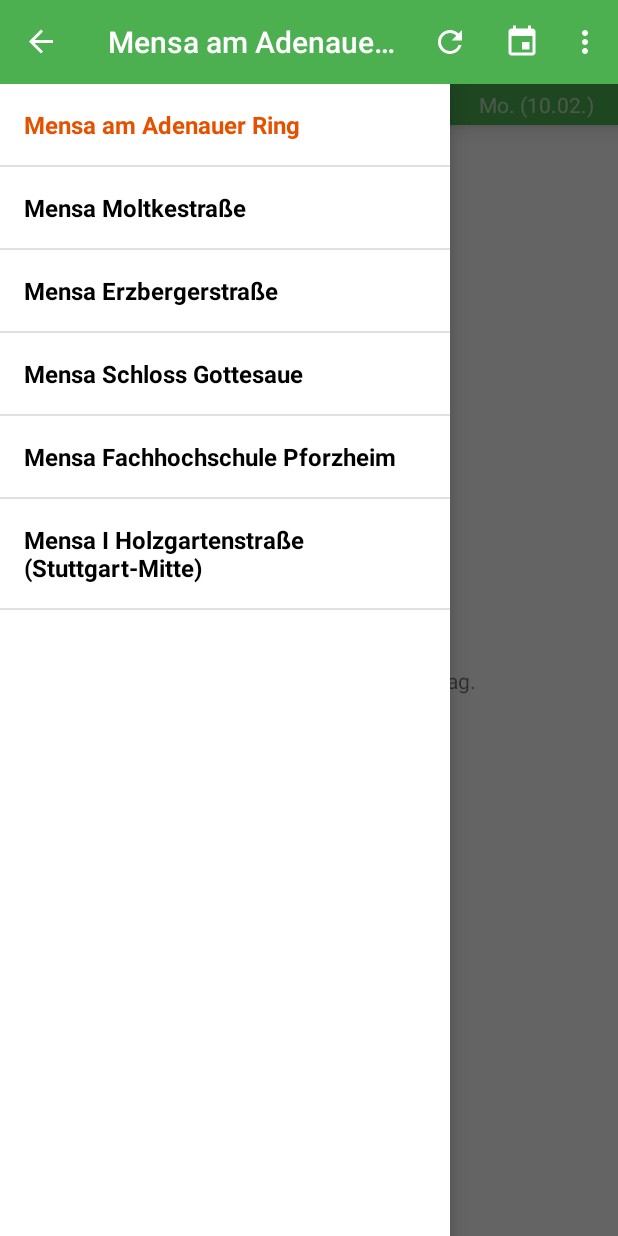
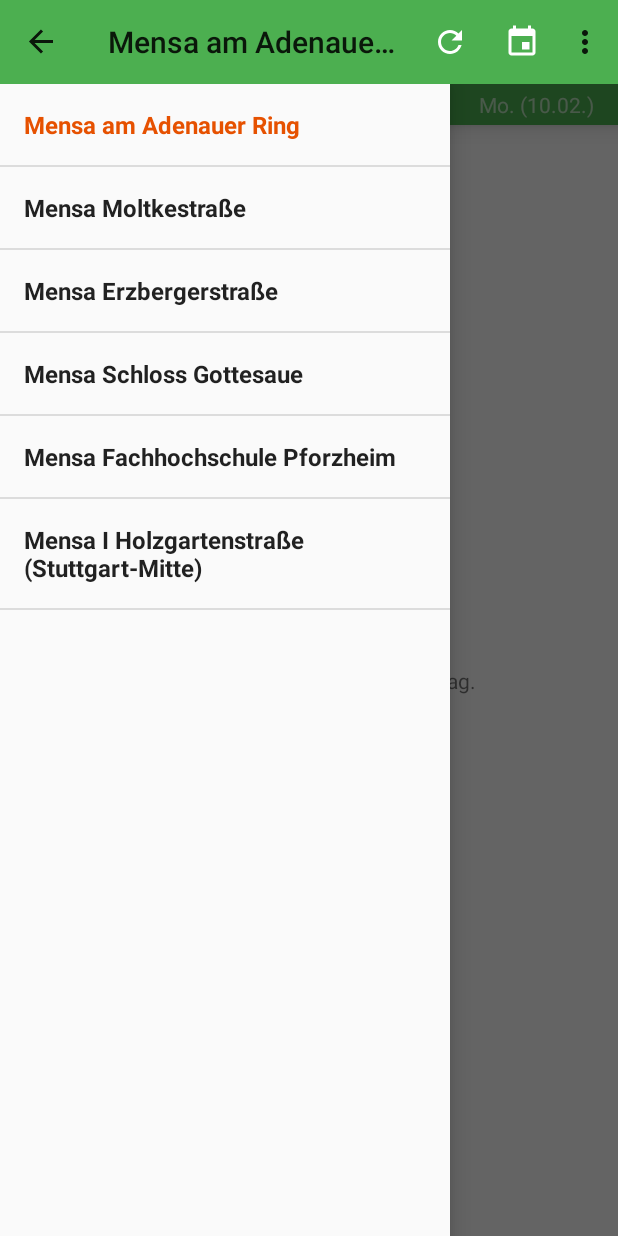
Before and after one commit to cypressious/KitMensaAndroid, an Android app: the screen it shows after launch (MainActivity), with the side drawer open, on a phone screen of 412 x 824 dp. Run offline under Robolectric (Android 15) with nearby library versions, the phone set to English and light mode, and no system bars; libraries missing offline, so code that uses them is left out: com.nineoldandroids.animation, com.nineoldandroids.view; network calls fail.

Commit message:
Add automatic dark theme

```diff
--- a/app/src/main/java/com/cypressworks/mensaplan/MensaWidgetService.java
+++ b/app/src/main/java/com/cypressworks/mensaplan/MensaWidgetService.java
@@ -101,7 +101,6 @@ public class MensaWidgetService extends RemoteViewsService {
             if (items.isEmpty()) {
                 rv = new RemoteViews(c.getPackageName(), android.R.layout.simple_list_item_1);
                 rv.setTextViewText(android.R.id.text1, c.getString(R.string.no_plan_header));
-                rv.setTextColor(android.R.id.text1, Color.BLACK);
             } else {
 
                 final Object object = items.get(position);
--- a/app/src/main/java/com/cypressworks/mensaplan/planmanager/MensaDropdownAdapter.java
+++ b/app/src/main/java/com/cypressworks/mensaplan/planmanager/MensaDropdownAdapter.java
@@ -2,8 +2,10 @@ package com.cypressworks.mensaplan.planmanager;
 
 import android.content.Context;
 import android.content.SharedPreferences;
-import android.graphics.Color;
+import android.content.res.Resources;
+import android.content.res.TypedArray;
 import android.preference.PreferenceManager;
+import android.util.TypedValue;
 import android.view.LayoutInflater;
 import android.view.View;
 import android.view.ViewGroup;
@@ -84,9 +86,12 @@ public class MensaDropdownAdapter extends BaseAdapter implements
         } else {
             tv = (TextView) LayoutInflater.from(context).inflate(layout, parent, false);
         }
-
         tv.setText(getName(position));
-        tv.setTextColor(position == selectedMensa ? accentColor : Color.BLACK);
+        if (position == selectedMensa) {
+            tv.setTextColor(accentColor);
+        } else {
+            tv.setTextColor(primaryTextColor());
+        }
 
         return tv;
     }
@@ -103,4 +108,16 @@ public class MensaDropdownAdapter extends BaseAdapter implements
             notifyDataSetChanged();
         }
     }
+
+    private int primaryTextColor() {
+        TypedValue typedValue = new TypedValue();
+        Resources.Theme theme = context.getTheme();
+        theme.resolveAttribute(android.R.attr.textColorPrimary, typedValue, true);
+        TypedArray arr =
+                context.obtainStyledAttributes(typedValue.data, new int[]{
+                        android.R.attr.textColorPrimary});
+        int primaryColor = arr.getColor(0, -1);
+        arr.recycle();
+        return primaryColor;
+    }
 }
--- a/app/src/main/res/layout/activity_notification_settings.xml
+++ b/app/src/main/res/layout/activity_notification_settings.xml
@@ -10,7 +10,6 @@
         android:layout_height="wrap_content"
         android:layout_width="match_parent"
         android:text="@string/enable_notifications"
-        android:textColor="#000000"
         android:paddingLeft="16dp"
         android:paddingRight="16dp"
         android:paddingTop="8dp"
@@ -41,7 +40,6 @@
             android:layout_height="wrap_content"
             android:text="@string/notification_start"
             android:textSize="14sp"
-            android:textColor="#000000"
             android:layout_marginRight="16dp" />
 
         <Button
@@ -57,7 +55,6 @@
             android:gravity="right"
             android:text="@string/notification_end"
             android:textSize="14sp"
-            android:textColor="#000000"
             android:layout_marginRight="16dp" />
 
         <Button
@@ -83,7 +80,6 @@
             android:layout_weight="1"
             android:text="@string/notification_radius"
             android:textSize="14sp"
-            android:textColor="#000000"
             android:layout_marginRight="16dp" />
 
         <Button
--- a/app/src/main/res/layout/list_item.xml
+++ b/app/src/main/res/layout/list_item.xml
@@ -26,6 +26,7 @@
 
             <TextView
                 android:id="@+id/textName"
+                android:textColor="?android:textColorPrimary"
                 android:layout_width="wrap_content"
                 android:layout_height="wrap_content"
                 android:layout_alignParentLeft="true"
@@ -34,7 +35,6 @@
                 android:ellipsize="none"
                 android:paddingLeft="16dp"
                 android:scrollHorizontally="false"
-                android:textColor="#000000"
                 android:textSize="16sp"
                 tools:text="a  a a aa a a a a a a aa  b b b" />
 
@@ -57,7 +57,6 @@
                 android:paddingLeft="@dimen/horizontal_padding"
                 android:paddingRight="16dp"
                 android:singleLine="true"
-                android:textColor="#555555"
                 android:textSize="16sp"
                 android:textStyle="italic"
                 tools:text="Price" />
@@ -74,9 +73,9 @@
                 android:id="@+id/textSubName"
                 android:layout_width="0dp"
                 android:layout_height="wrap_content"
+                android:textColor="?android:textColorSecondary"
                 android:layout_weight="1"
                 android:paddingLeft="16dp"
-                android:textColor="@color/dark_grey"
                 android:textSize="14sp"
                 tools:text="SubName" />
 
--- a/app/src/main/res/layout/main_new.xml
+++ b/app/src/main/res/layout/main_new.xml
@@ -28,7 +28,6 @@
                 android:paddingTop="4dp"
                 android:paddingRight="16dp"
                 android:paddingBottom="4dp"
-                android:textColor="#ffffff"
                 tools:targetApi="lollipop" />
         </androidx.viewpager.widget.ViewPager>
 
@@ -40,6 +39,6 @@
         android:layout_width="300dp"
         android:layout_height="match_parent"
         android:layout_gravity="left"
-        android:background="#ffffff"
+        android:background="?android:colorBackground"
         android:choiceMode="singleChoice" />
 </androidx.drawerlayout.widget.DrawerLayout>
--- a/app/src/main/res/layout/spinner_dropdown_item.xml
+++ b/app/src/main/res/layout/spinner_dropdown_item.xml
@@ -7,7 +7,6 @@
     android:ellipsize="end"
     android:singleLine="true"
     android:textAlignment="inherit"
-    android:textColor="#ffffff"
     android:paddingTop="4dp"
     android:paddingBottom="4dp"
     android:textSize="@dimen/ab_spinner_text_size" />
--- a/app/src/main/res/layout/spinner_title_item.xml
+++ b/app/src/main/res/layout/spinner_title_item.xml
@@ -7,6 +7,5 @@
     android:ellipsize="end"
     android:maxLines="2"
     android:textAlignment="inherit"
-    android:textColor="#ffffff"
     android:textSize="@dimen/ab_spinner_text_size"
     tools:ignore="SpUsage" />
--- a/app/src/main/res/layout/textview_drawer.xml
+++ b/app/src/main/res/layout/textview_drawer.xml
@@ -7,7 +7,6 @@
     android:paddingTop="16dp"
     android:paddingBottom="16dp"
     android:paddingLeft="16dp"
-    android:textColor="#000"
     android:textSize="16sp"
     android:textStyle="bold"
     tools:text="Mensa am Adenauer Ring"
--- a/app/src/main/res/layout/widget_layout.xml
+++ b/app/src/main/res/layout/widget_layout.xml
@@ -3,9 +3,8 @@
     xmlns:tools="http://schemas.android.com/tools"
     android:layout_width="match_parent"
     android:layout_height="match_parent"
-    android:background="#ffffffff"
+    android:background="?android:colorBackground"
     android:orientation="vertical"
-    android:padding="@dimen/widget_margin"
     tools:ignore="HardcodedText,Overdraw">
 
     <LinearLayout
@@ -41,7 +40,6 @@
                 android:singleLine="true"
                 android:text="Mensa am Adenauer Ring"
                 android:textAllCaps="true"
-                android:textColor="#ffffff"
                 android:textSize="14sp" />
 
             <TextView
@@ -49,7 +47,6 @@
                 android:layout_width="wrap_content"
                 android:layout_height="wrap_content"
                 android:text="05.11.2013"
-                android:textColor="#ffffff"
                 android:textSize="12sp" />
         </LinearLayout>
 
--- a/app/src/main/res/layout/widget_list_header.xml
+++ b/app/src/main/res/layout/widget_list_header.xml
@@ -13,12 +13,12 @@
 
     <TextView
         android:id="@+id/list_header_title"
+        android:textColor="@color/accent"
         android:layout_width="fill_parent"
         android:layout_height="wrap_content"
         android:paddingLeft="4dp"
         android:text="header"
         android:textAllCaps="true"
-        android:textColor="@color/accent"
         android:textSize="12sp"
         android:textStyle="bold"
         tools:ignore="HardcodedText" />
--- a/app/src/main/res/layout/widget_list_item.xml
+++ b/app/src/main/res/layout/widget_list_item.xml
@@ -21,6 +21,7 @@
 
         <TextView
             android:id="@+id/textName"
+            android:textColor="?android:textColorPrimary"
             android:layout_height="wrap_content"
             android:layout_width="wrap_content"
             android:layout_alignParentLeft="true"
@@ -28,7 +29,6 @@
             android:layout_toLeftOf="@+id/include_types"
             android:paddingLeft="4dp"
             android:text="a  a a aa a a a a a a aa  b b b"
-            android:textColor="#000000"
             android:textSize="14sp"
             android:scrollHorizontally="false"
             android:ellipsize="none" />
@@ -52,7 +52,6 @@
             android:paddingLeft="@dimen/horizontal_padding"
             android:paddingRight="4dp"
             android:text="Price"
-            android:textColor="#555555"
             android:textStyle="italic"
             android:textSize="14sp"
             android:singleLine="true" />
@@ -69,11 +68,11 @@
         <TextView
             android:paddingLeft="4dp"
             android:id="@+id/textSubName"
+            android:textColor="?android:textColorSecondary"
             android:layout_height="wrap_content"
             android:layout_width="0dp"
             android:layout_weight="1"
             android:text="SubName"
-            android:textColor="@color/dark_grey"
             android:textSize="12sp" />
 
 
--- a/app/src/main/res/values/styles.xml
+++ b/app/src/main/res/values/styles.xml
@@ -11,7 +11,7 @@
         <item name="android:windowBackground">@android:color/transparent</item>
     </style>
 
-    <style name="Theme.KitMensa" parent="Theme.AppCompat.Light.DarkActionBar">
+    <style name="Theme.KitMensa" parent="Theme.AppCompat.DayNight">
         <!--<item name="actionBarStyle">@style/MyActionBarStyle</item>-->
 
         <item name="colorPrimary">@color/primary</item>
--- a/app/src/main/res/xml/mensa_appwidget_info.xml
+++ b/app/src/main/res/xml/mensa_appwidget_info.xml
@@ -8,4 +8,4 @@
     android:resizeMode="horizontal|vertical"
     android:updatePeriodMillis="14400000"
     android:widgetCategory="home_screen|keyguard"
-    tools:targetApi="jelly_bean_mr1" />
+    tools:targetApi="jelly_bean_mr1"/>
```
Also changed, not shown: app/src/main/res/layout/happy_cows_layout.xml (+5 -7 lines).
